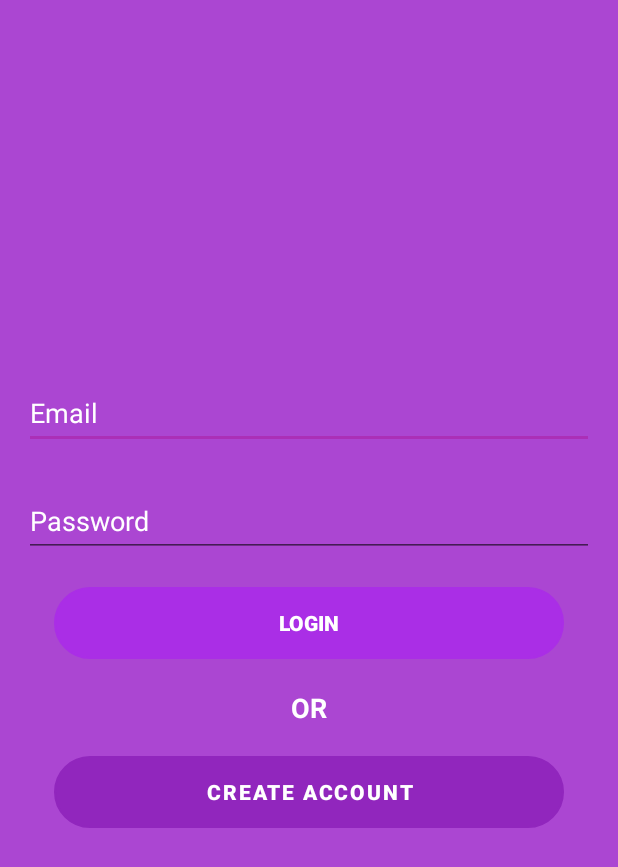
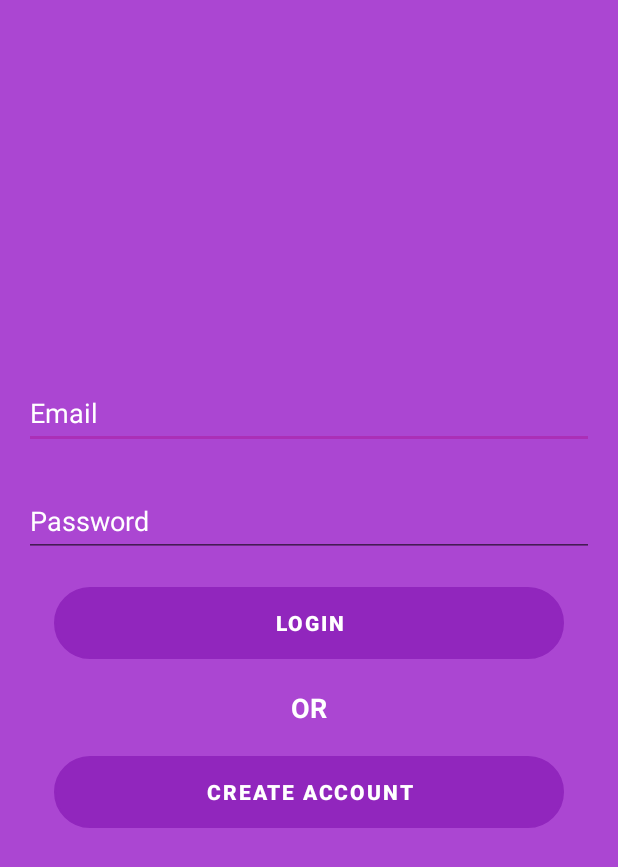
Before and after one commit to DanielAshorov/QuizApp-Android, an Android app: the LoginActivity screen opened directly, with no data from a screen before it, on a phone screen of 412 x 824 dp. Shown: the top 867 px of the screen. Run offline under Robolectric (Android 15) with nearby library versions, the phone set to English and light mode, and no system bars; our stand-ins replace Firebase (no records; nobody signed in at launch, a user with empty details on screens opened directly); Roboto replaces fonts that are not available here.

Commit message:
fix login button design

```diff
--- a/app/src/main/res/layout/activity_login.xml
+++ b/app/src/main/res/layout/activity_login.xml
@@ -48,7 +48,7 @@
         android:textColor="@color/white"
         android:textColorHint="@color/white" />
 
-    <androidx.appcompat.widget.AppCompatButton
+    <Button
         android:id="@+id/email_sign_in_button"
         style="@style/ButtonStyle"
         android:layout_width="match_parent"
```
